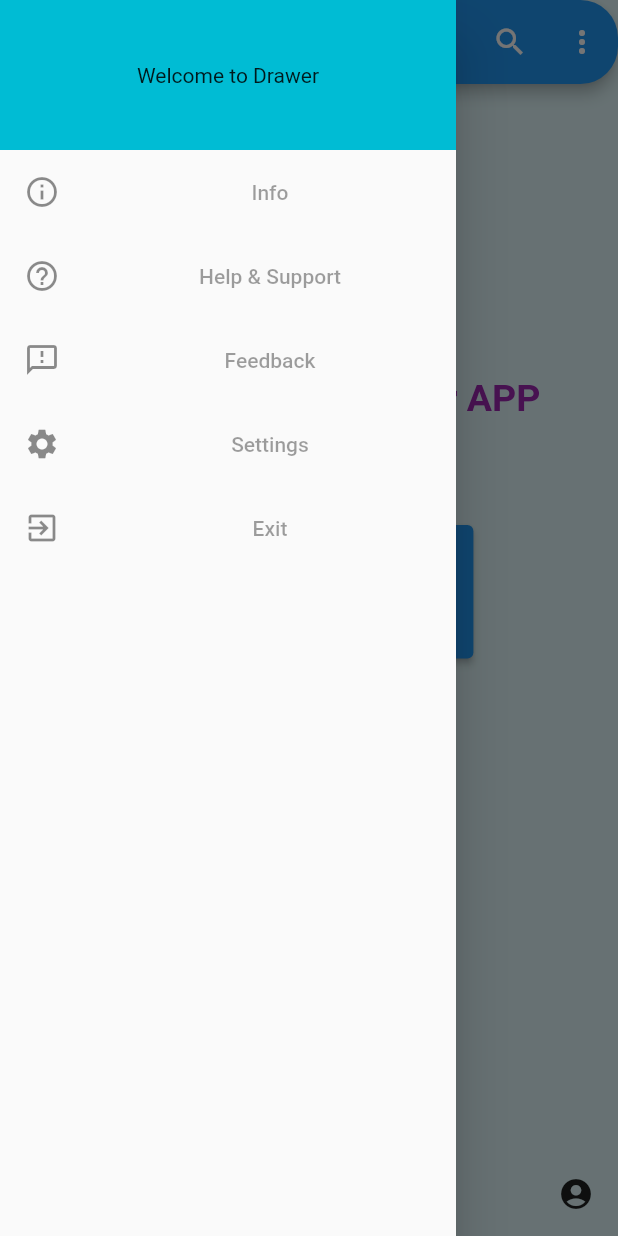
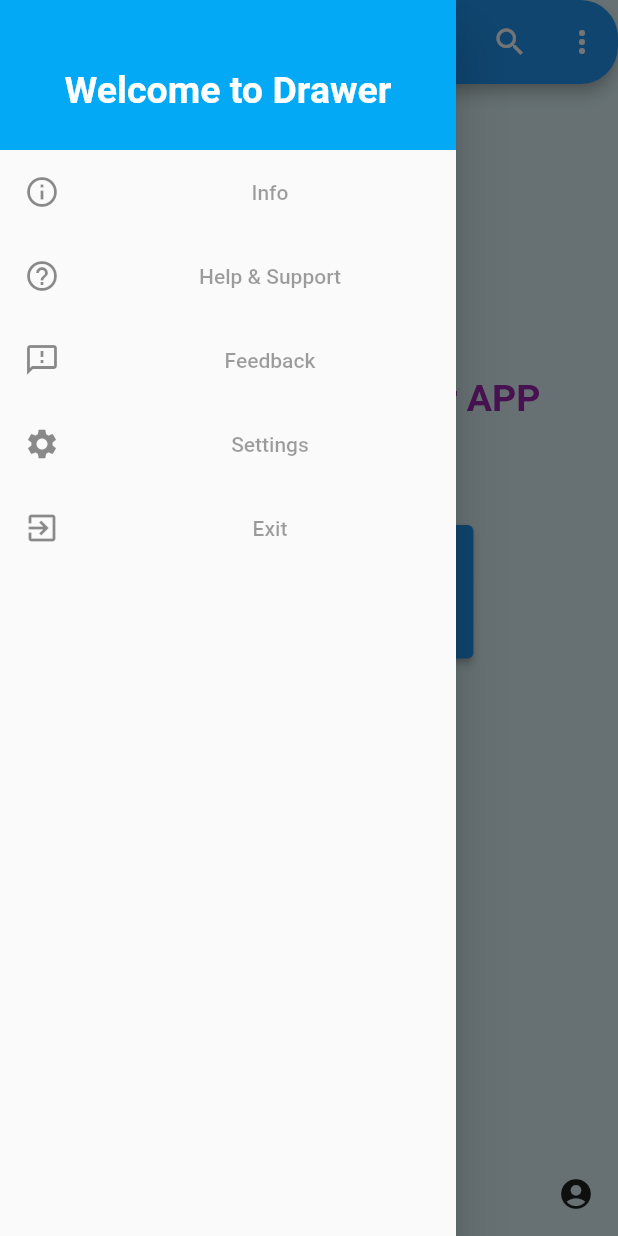
Before and after one commit to hAsiBuL231/Snake-Game-Flutter-App, a Flutter app: the screen it shows after launch, with the side drawer open, on a phone screen of 412 x 824 dp. Run offline on Flutter 3.47's test engine with Material 2 defaults, Android fonts, the phone set to English and light mode, and no system bars.

Commit message:
backup changes

```diff
--- a/lib/drawer.dart
+++ b/lib/drawer.dart
@@ -15,11 +15,17 @@ class _FuncState extends State<Func> {
       child: Column(
         children: [
           Container(
+            padding: const EdgeInsets.only(top: 20),
             alignment: Alignment.center,
-            color: Colors.cyan,
+            color: Colors.lightBlue,
             height: 100,
             child: const Text(
               "Welcome to Drawer",
+              textAlign: TextAlign.center,
+              style: TextStyle(
+                  fontSize: 25,
+                  fontWeight: FontWeight.bold,
+                  color: Colors.white),
             ),
           ),
           const ListTile(
@@ -34,11 +40,13 @@ class _FuncState extends State<Func> {
           const ListTile(
               leading: Icon(Icons.feedback_outlined),
               title: TextButton(
-                  onPressed: null, child: Text("Feedback"))), // Drawer : feedback
+                  onPressed: null,
+                  child: Text("Feedback"))), // Drawer : feedback
           const ListTile(
               leading: Icon(Icons.settings),
               title: TextButton(
-                  onPressed: null, child: Text("Settings"))), // Drawer : settings
+                  onPressed: null,
+                  child: Text("Settings"))), // Drawer : settings
           const ListTile(
               leading: Icon(Icons.exit_to_app),
               title: TextButton(
--- a/lib/homepage.dart
+++ b/lib/homepage.dart
@@ -1,5 +1,5 @@
 import 'package:flutter/material.dart';
-import 'package:game_project/makefile.dart';
+import 'package:game_project/gamefile.dart';
 import 'package:game_project/drawer.dart';
 
 class HomePage extends StatefulWidget {
```
Also changed, not shown: lib/gamefile.dart (renamed from lib/makefile.dart).
